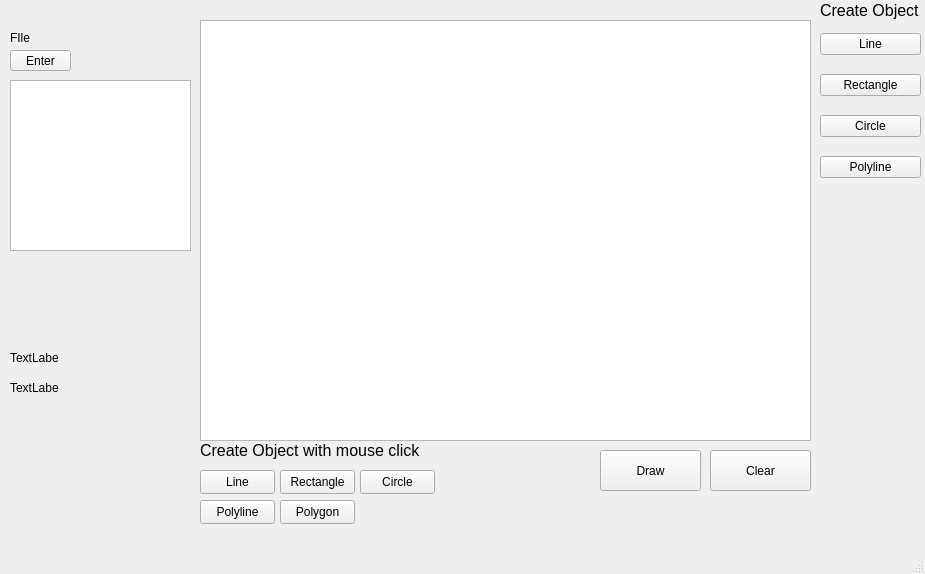
Qt form Project13Qt/mainwindow.ui (Florcher/Educational-lesson) before a commit.
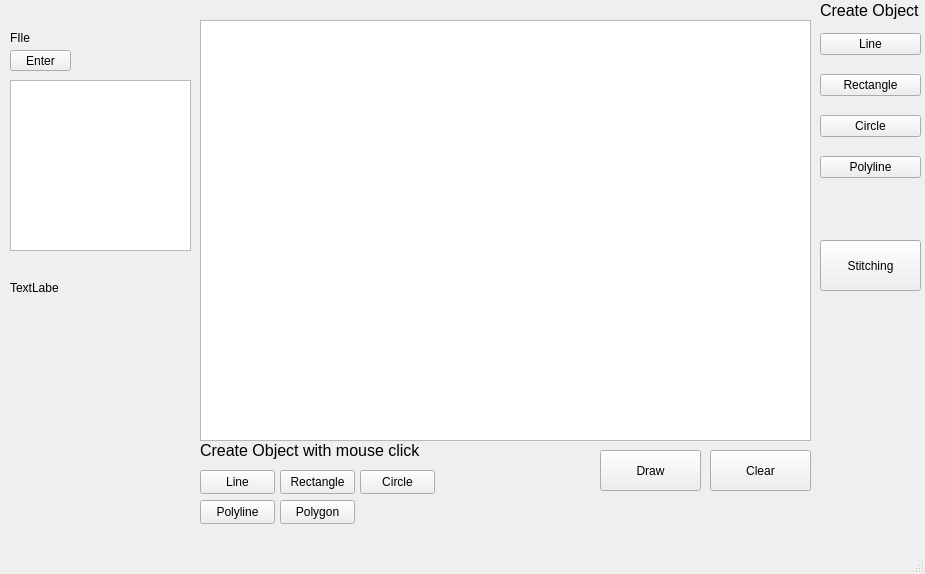
The same form after that commit.

```diff
--- a/Project13Qt/mainwindow.ui
+++ b/Project13Qt/mainwindow.ui
@@ -152,24 +152,11 @@
      <string>Line</string>
     </property>
    </widget>
-   <widget class="QLabel" name="label_3">
-    <property name="geometry">
-     <rect>
-      <x>10</x>
-      <y>350</y>
-      <width>49</width>
-      <height>16</height>
-     </rect>
-    </property>
-    <property name="text">
-     <string>TextLabel</string>
-    </property>
-   </widget>
    <widget class="QLabel" name="label_4">
     <property name="geometry">
      <rect>
       <x>10</x>
-      <y>380</y>
+      <y>280</y>
       <width>49</width>
       <height>16</height>
      </rect>
@@ -243,6 +230,19 @@
      <string>Polygon</string>
     </property>
    </widget>
+   <widget class="QPushButton" name="btnStitching">
+    <property name="geometry">
+     <rect>
+      <x>820</x>
+      <y>240</y>
+      <width>101</width>
+      <height>51</height>
+     </rect>
+    </property>
+    <property name="text">
+     <string>Stitching</string>
+    </property>
+   </widget>
   </widget>
   <widget class="QMenuBar" name="menubar">
    <property name="geometry">
```
